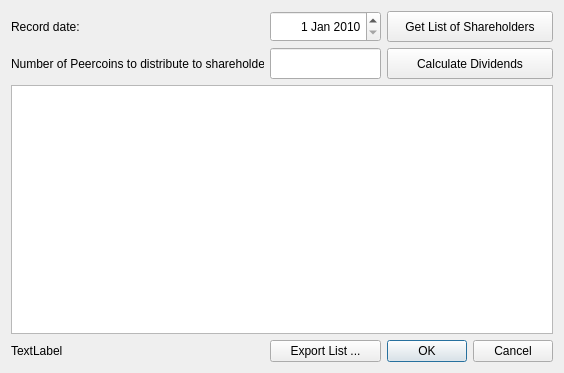
The window that src/qt/forms/distributedivdialog.ui (xziy/Peershares) describes before a commit, drawn with Qt 5.
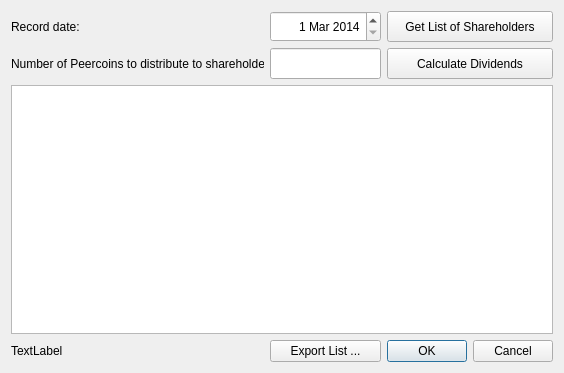
The same window after the commit.

Commit message: set min date to Mar 1, 2014

Patch:
```diff
--- a/src/qt/forms/distributedivdialog.ui
+++ b/src/qt/forms/distributedivdialog.ui
@@ -142,8 +142,8 @@
        <hour>0</hour>
        <minute>0</minute>
        <second>0</second>
-       <year>2010</year>
-       <month>1</month>
+       <year>2014</year>
+       <month>3</month>
        <day>1</day>
       </datetime>
      </property>
```
